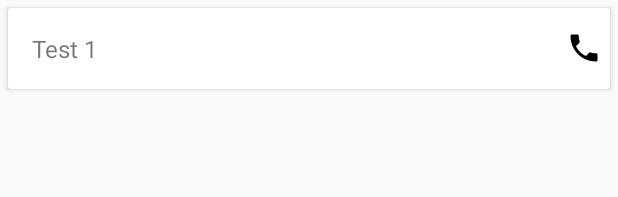
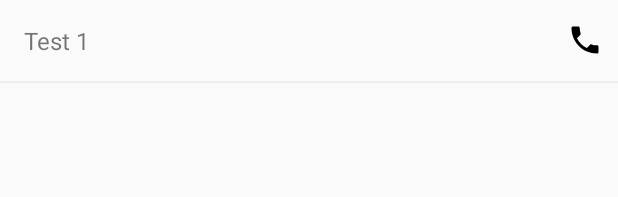
Before and after one commit to puneetkkala/contacts, an Android app: the layout custom_contact_row.xml on its own in the app's theme, with its tools: preview values and no code run, on a phone screen of 412 x 824 dp. Shown: the top 197 px of the screen. Run offline under Robolectric (Android 15) with nearby library versions, the phone set to English and light mode, and no system bars.

Commit message:
added the new design for contact row

```diff
--- a/app/build.gradle
+++ b/app/build.gradle
@@ -28,4 +28,5 @@ dependencies {
     compile 'com.android.support:recyclerview-v7:25.3.1'
     compile 'com.android.support:cardview-v7:25.3.1'
     testCompile 'junit:junit:4.12'
+    compile 'com.android.support:design:25.3.1'
 }
--- a/app/src/main/res/layout/activity_contact.xml
+++ b/app/src/main/res/layout/activity_contact.xml
@@ -8,7 +8,7 @@
         android:layout_margin="10dp"
         android:padding="5dp"
         android:id="@+id/edit_query_text"
-        android:hint="Search contact by name"
+        android:hint="@string/search_contact_by_name"
         android:layout_width="match_parent"
         android:layout_height="wrap_content" />
     <android.support.v7.widget.RecyclerView
--- a/app/src/main/res/layout/custom_contact_row.xml
+++ b/app/src/main/res/layout/custom_contact_row.xml
@@ -1,16 +1,16 @@
 <?xml version="1.0" encoding="utf-8"?>
-<android.support.v7.widget.CardView
+<LinearLayout
+    android:orientation="vertical"
+    android:layout_width="match_parent"
+    android:layout_height="wrap_content"
     xmlns:android="http://schemas.android.com/apk/res/android"
-    android:layout_margin="5dp"
-    android:layout_width="match_parent"
-    android:layout_height="wrap_content">
+    xmlns:tools="http://schemas.android.com/tools">
     <LinearLayout
-        android:orientation="horizontal"
         android:layout_width="match_parent"
         android:layout_height="wrap_content">
         <TextView
             android:layout_weight="1"
-            android:text="Test 1"
+            tools:text="Test 1"
             android:padding="16dp"
             android:textSize="16sp"
             android:id="@+id/contact_name"
@@ -18,10 +18,14 @@
             android:layout_height="wrap_content" />
         <ImageView
             android:id="@+id/contact_icon"
-            android:layout_margin="5dp"
+            android:layout_margin="10dp"
             android:layout_gravity="center_vertical"
             android:src="@drawable/ic_call_black_24dp"
             android:layout_width="wrap_content"
             android:layout_height="wrap_content" />
     </LinearLayout>
-</android.support.v7.widget.CardView>
+    <View
+        android:background="#eeeeee"
+        android:layout_width="match_parent"
+        android:layout_height="1dp" />
+</LinearLayout>
--- a/app/src/main/res/values/strings.xml
+++ b/app/src/main/res/values/strings.xml
@@ -1,3 +1,4 @@
 <resources>
     <string name="app_name">Contacts</string>
+    <string name="search_contact_by_name">Search contact by name</string>
 </resources>
```
